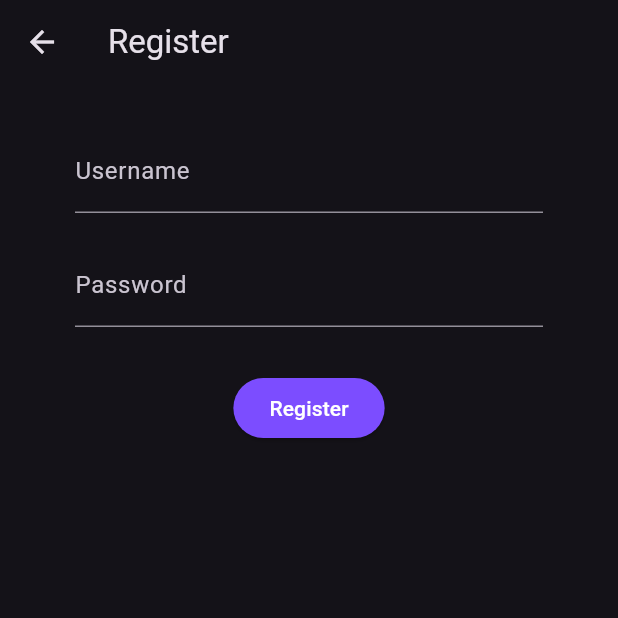
After one commit to dvishal485/authonia, a Flutter app: the screen it shows after launch, after a tap on "New user? Register here", on a phone screen of 412 x 824 dp, the top half of it. The commit adds this screen. Run offline on Flutter 3.47's test engine with Material 2 defaults, Android fonts, the phone set to English and light mode, and no system bars; our stand-ins replace share_plus, shared_preferences; missing offline and left inert: base32.

Commit message:
registeration functionality added
Signed-off-by: Vishal Das <dvishal485@gmail.com>

```diff
--- a/frontend/lib/Components/login.dart
+++ b/frontend/lib/Components/login.dart
@@ -1,4 +1,5 @@
 import 'package:authonia/APIs/get_auth_data.dart';
+import 'package:authonia/Components/register.dart';
 import 'package:flutter/material.dart';
 import 'package:shared_preferences/shared_preferences.dart';
 import 'auth_list.dart';
@@ -56,7 +57,7 @@ class _LoginScreenState extends State<LoginScreen> {
       appBar: AppBar(
         title: const Text('Login'),
       ),
-      body: Container(
+      body: Padding(
         padding: const EdgeInsets.symmetric(vertical: 20.0, horizontal: 40.0),
         child: Form(
           key: _formKey,
@@ -98,7 +99,7 @@ class _LoginScreenState extends State<LoginScreen> {
                 ),
               ),
               Padding(
-                padding: const EdgeInsets.all(10.0),
+                padding: const EdgeInsets.all(20.0),
                 child: ElevatedButton(
                   style: !loading
                       ? ElevatedButton.styleFrom(
@@ -124,11 +125,16 @@ class _LoginScreenState extends State<LoginScreen> {
                   child: const Text('Login'),
                 ),
               ),
-              const Padding(
-                padding: EdgeInsets.all(10.0),
+              Padding(
+                padding: const EdgeInsets.all(10.0),
                 child: TextButton(
-                  onPressed: null,
-                  child: Text(
+                  onPressed: () {
+                    Navigator.push(
+                        context,
+                        MaterialPageRoute(
+                            builder: (context) => RegisterPage()));
+                  },
+                  child: const Text(
                     "New user? Register here",
                     style: TextStyle(color: Color.fromARGB(255, 120, 120, 170)),
                   ),
--- /dev/null
+++ b/frontend/lib/Components/register.dart
@@ -0,0 +1,159 @@
+import 'dart:convert';
+import 'package:http/http.dart' as http;
+import 'package:flutter/material.dart';
+
+class RegisterPage extends StatefulWidget {
+  const RegisterPage({super.key});
+
+  @override
+  State<RegisterPage> createState() => _RegisterPageState();
+}
+
+class _RegisterPageState extends State<RegisterPage> {
+  final _formKey = GlobalKey<FormState>();
+  String _username = "";
+  String _password = "";
+  bool loading = true;
+
+  @override
+  void initState() {
+    super.initState();
+    loading = false;
+  }
+
+  @override
+  Widget build(BuildContext context) {
+    return Scaffold(
+      appBar: AppBar(
+        title: const Text('Register'),
+      ),
+      body: Padding(
+        padding: const EdgeInsets.symmetric(vertical: 20.0, horizontal: 40.0),
+        child: Form(
+          key: _formKey,
+          child: Column(
+            children: <Widget>[
+              Padding(
+                padding: const EdgeInsets.all(10.0),
+                child: TextFormField(
+                  readOnly: loading,
+                  decoration: const InputDecoration(labelText: 'Username'),
+                  validator: (value) {
+                    if (value!.isEmpty) {
+                      return 'Please enter a username';
+                    }
+                    if (value.length < 4) {
+                      return 'Username must be at least 4 characters';
+                    }
+                    return null;
+                  },
+                  onSaved: (value) => _username = value!,
+                ),
+              ),
+              Padding(
+                padding: const EdgeInsets.all(10.0),
+                child: TextFormField(
+                  readOnly: loading,
+                  decoration: const InputDecoration(labelText: 'Password'),
+                  validator: (value) {
+                    if (value!.isEmpty) {
+                      return 'Please enter a password';
+                    }
+                    if (value.length < 4) {
+                      return 'Password must be at least 4 characters';
+                    }
+                    return null;
+                  },
+                  onSaved: (value) => _password = value!,
+                  obscureText: true,
+                ),
+              ),
+              Padding(
+                padding: const EdgeInsets.all(20.0),
+                child: ElevatedButton(
+                  style: !loading
+                      ? ElevatedButton.styleFrom(
+                          foregroundColor: Colors.white,
+                          backgroundColor: Colors.deepPurpleAccent,
+                        )
+                      : ElevatedButton.styleFrom(
+                          foregroundColor: Colors.white,
+                          backgroundColor: Colors.grey,
+                        ),
+                  onPressed: () async {
+                    if (loading) return;
+                    setState(() {
+                      loading = true;
+                    });
+                    if (_formKey.currentState!.validate()) {
+                      _formKey.currentState!.save();
+                      register();
+                    } else {
+                      setState(() {
+                        loading = false;
+                      });
+                    }
+                  },
+                  child: const Text('Register'),
+                ),
+              ),
+            ],
+          ),
+        ),
+      ),
+    );
+  }
+
+  void register() async {
+    try {
+      const uri = String.fromEnvironment('API_URL',
+          defaultValue: "https://s8a7ie.deta.dev");
+      final url = Uri.parse('$uri/register_user');
+      final response = await http.post(url,
+          headers: {
+            'Content-Type': 'application/json',
+          },
+          body: json.encode({
+            'username': _username,
+            'password': _password,
+          }));
+      if (response.statusCode == 200) {
+        final jsonResp = json.decode(response.body);
+        if (jsonResp['error'] == false) {
+          if (!mounted) return;
+          ScaffoldMessenger.of(context).showSnackBar(
+            const SnackBar(
+              content: Text('Registration successful! Proceed to login'),
+            ),
+          );
+          Navigator.of(context).pop();
+        } else {
+          if (!mounted) return;
+          ScaffoldMessenger.of(context).showSnackBar(
+            SnackBar(
+              content: Text(jsonResp['message']),
+            ),
+          );
+        }
+      } else {
+        if (!mounted) return;
+        ScaffoldMessenger.of(context).showSnackBar(
+          SnackBar(
+            content: Text(response.body),
+          ),
+        );
+      }
+    } catch (e) {
+      if (!mounted) return;
+      ScaffoldMessenger.of(context).showSnackBar(
+        const SnackBar(
+          content: Text('Something went wrong'),
+        ),
+      );
+    } finally {
+      setState(() {
+        loading = false;
+      });
+    }
+  }
+}
```
Also changed, not shown: 1 other file.
